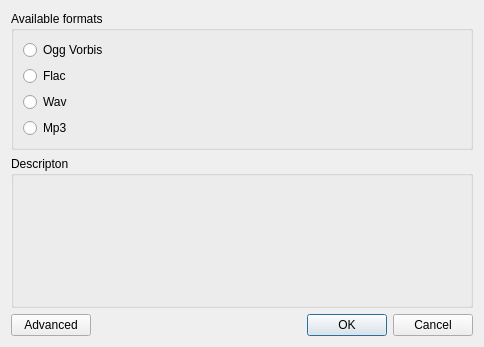
KDE/amarok, file src/collection/audiocd/FormatSelectionDialog.ui: the form before one commit.
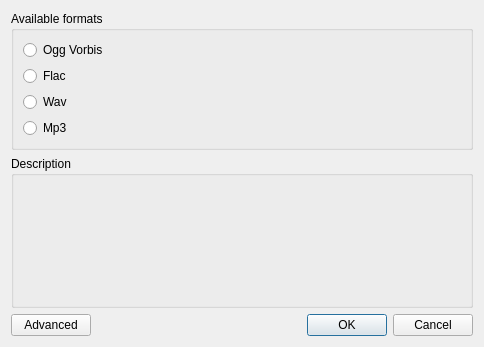
The form after the commit.

What changed in the file:
```diff
--- a/src/collection/audiocd/FormatSelectionDialog.ui
+++ b/src/collection/audiocd/FormatSelectionDialog.ui
@@ -63,7 +63,7 @@
    <item row="1" column="0" colspan="2">
     <widget class="QGroupBox" name="groupBox_2">
      <property name="title">
-      <string>Descripton</string>
+      <string>Description</string>
      </property>
      <layout class="QGridLayout" name="gridLayout_3">
       <item row="0" column="0">
```
